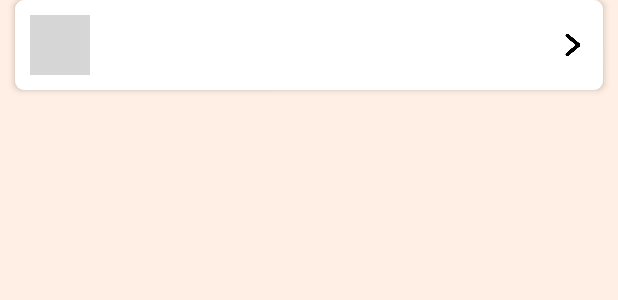
After one commit to ambe-gzy/baseRepository, an Android app: the layout item_normal_style1.xml on its own in the app's theme, with its tools: preview values and no code run, on a phone screen of 412 x 824 dp. The commit adds this screen. Shown: the top 300 px of the screen. Run offline under Robolectric (Android 15) with nearby library versions, the light colour scheme and no system bars; grey boxes are pictures that could not be loaded.

Commit message:
自定义view初步

```diff
--- a/app/src/main/java/cn/zhenye/appcommon/ZyCommonActivity.java
+++ b/app/src/main/java/cn/zhenye/appcommon/ZyCommonActivity.java
@@ -2,7 +2,7 @@ package cn.zhenye.appcommon;
 
 import com.umeng.analytics.MobclickAgent;
 
-import cn.zhenye.base.baseview.BaseFullScreenActivity;
+import cn.zhenye.base.base.BaseFullScreenActivity;
 
 /**
  * 在此配置基础方法
--- a/base/src/main/java/cn/zhenye/base/baseview/BaseDialogFragment.java
+++ b/base/src/main/java/cn/zhenye/base/base/BaseDialogFragment.java
@@ -1,4 +1,4 @@
-package cn.zhenye.base.baseview;
+package cn.zhenye.base.base;
 
 import android.os.Bundle;
 
--- a/base/src/main/java/cn/zhenye/base/baseview/BaseFullScreenActivity.java
+++ b/base/src/main/java/cn/zhenye/base/base/BaseFullScreenActivity.java
@@ -1,4 +1,4 @@
-package cn.zhenye.base.baseview;
+package cn.zhenye.base.base;
 
 import android.os.Build;
 import android.os.Bundle;
--- a/base/src/main/java/cn/zhenye/base/baseview/BaseFullScreenDialogFragment.java
+++ b/base/src/main/java/cn/zhenye/base/base/BaseFullScreenDialogFragment.java
@@ -1,4 +1,4 @@
-package cn.zhenye.base.baseview;
+package cn.zhenye.base.base;
 
 import android.graphics.Color;
 import android.graphics.drawable.ColorDrawable;
--- /dev/null
+++ b/base/src/main/res/drawable-v21/bg_item_favorites.xml
@@ -0,0 +1,11 @@
+<?xml version="1.0" encoding="utf-8"?>
+<ripple
+    xmlns:android="http://schemas.android.com/apk/res/android"
+    android:color="@color/color_ripple">
+    <item>
+        <shape android:shape="rectangle">
+            <solid android:color="@color/white"/>
+            <corners android:radius="6dp"/>
+        </shape>
+    </item>
+</ripple>
--- /dev/null
+++ b/base/src/main/res/drawable/bg_item_favorites.xml
@@ -0,0 +1,15 @@
+<?xml version="1.0" encoding="utf-8"?>
+<selector xmlns:android="http://schemas.android.com/apk/res/android">
+    <item android:state_pressed="false">
+        <shape android:shape="rectangle">
+            <solid android:color="@color/white"/>
+            <corners android:radius="6dp"/>
+        </shape>
+    </item>
+    <item android:state_pressed="true">
+        <shape android:shape="rectangle">
+            <solid android:color="@color/color_ripple"/>
+            <corners android:radius="6dp"/>
+        </shape>
+    </item>
+</selector>
--- /dev/null
+++ b/base/src/main/res/layout/item_normal_style1.xml
@@ -0,0 +1,37 @@
+<?xml version="1.0" encoding="utf-8"?>
+<LinearLayout xmlns:android="http://schemas.android.com/apk/res/android"
+    android:layout_width="match_parent"
+    android:layout_height="60dp"
+    xmlns:tools="http://schemas.android.com/tools"
+    android:layout_marginBottom="3.5dp"
+    android:layout_marginStart="10dp"
+    android:layout_marginEnd="10dp"
+    android:gravity="center_vertical"
+    android:elevation="3dp"
+    android:background="@drawable/bg_item_favorites">
+
+    <ImageView
+        android:layout_width="40dp"
+        android:layout_height="40dp"
+        android:scaleType="centerCrop"
+        android:layout_marginStart="10dp"
+        tools:src="@tools:sample/avatars"/>
+
+    <TextView
+        android:layout_width="0dp"
+        android:layout_height="match_parent"
+        android:layout_weight="1"
+        android:layout_marginStart="15dp"
+        android:gravity="center_vertical"
+        tools:text="@tools:sample/full_names"/>
+
+    <ImageView
+        android:layout_width="20dp"
+        android:layout_height="20dp"
+        android:layout_marginStart="15dp"
+        android:layout_marginEnd="10dp"
+        android:scaleType="centerCrop"
+        android:src="@mipmap/ic_page_in"/>
+
+
+</LinearLayout>
```
Also changed, not shown: base/src/main/res/mipmap-xxhdpi/ic_page_in.png (added).
